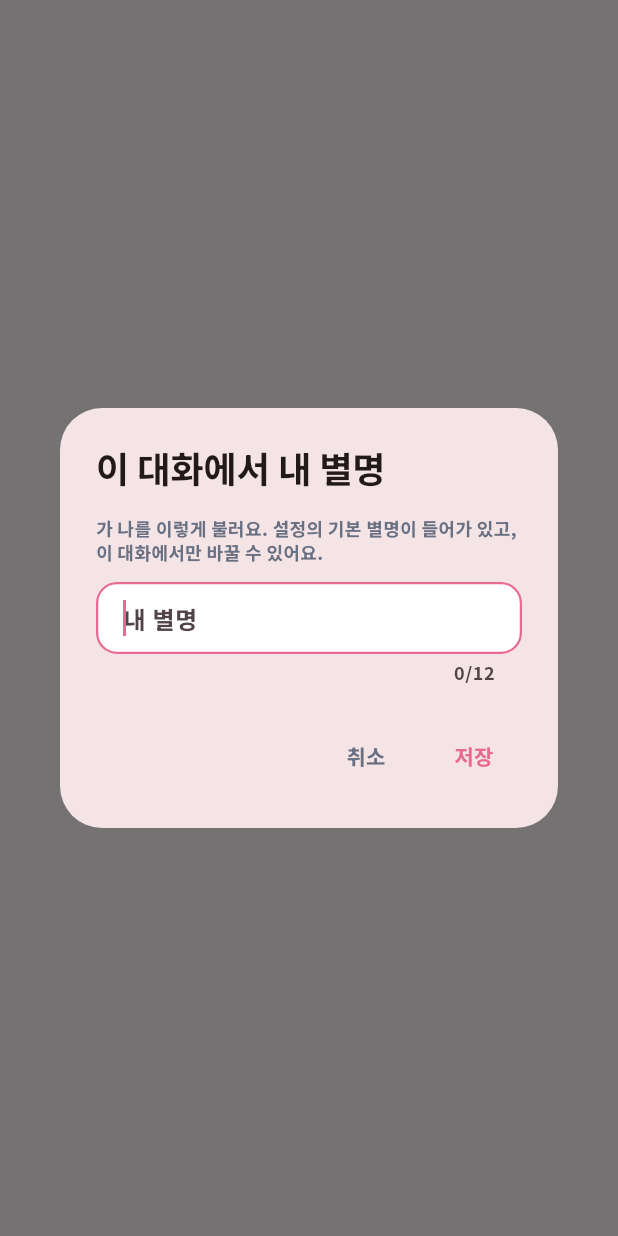
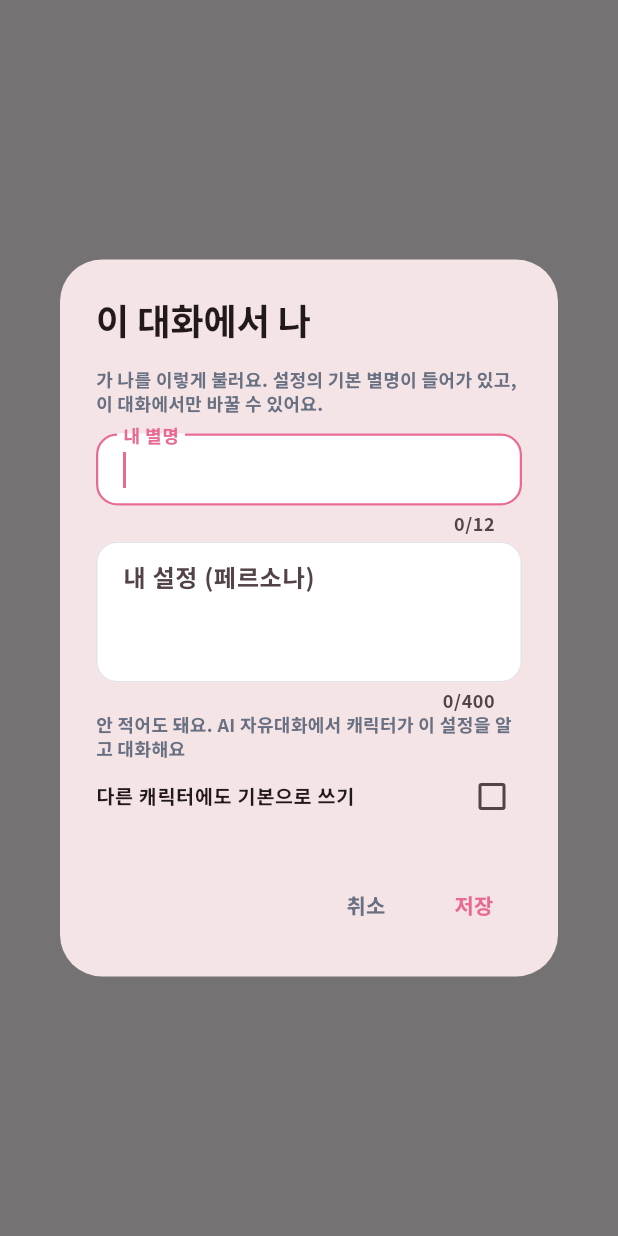
Before and after one commit to SirohaKR/mallangtalk, a Flutter app: what askChatNickname() shows on an empty page, opened directly with empty values, on a phone screen of 412 x 824 dp. Run offline on Flutter 3.47's test engine with Material 3 defaults, Android fonts, the phone set to English and light mode, and no system bars; our stand-ins replace dio, file_picker, flutter_riverpod, go_router, shared_preferences, web; missing offline and left inert: dart:js_interop; accounts and stored records are empty; statements that could not run were skipped; project files that could hold a hidden picture were left out.

Commit message:
대화 시작할 때 별명과 함께 내 설정(페르소나) 정하기
- 대화 시작 창에 '내 설정 (페르소나)' 칸 추가, '다른 캐릭터에도 기본으로 쓰기' 체크
- 캐릭터마다 persona_<id>로 저장 (PC·폰 연동 대상), 대화방 메뉴 '내 별명·설정'에서 고침
- 내 프로필(친구창·설정)에 기본 페르소나
- AI 자유대화 프롬프트에 유저 설정으로 넘김

Co-Authored-By: Claude Opus 5.5 (1M context) <noreply@anthropic.com>
Claude-Session: https://claude.ai/code/session_01FEgwA6uo8nXkwvX4zjYPKD

```diff
--- a/lib/core/network/claude_chat_client.dart
+++ b/lib/core/network/claude_chat_client.dart
@@ -85,6 +85,7 @@ class ClaudeChatClient {
     required List<String> newUserMessages,
     String userName = '너',
     String userIntro = '',
+    String userPersona = '',
     FreeTalkPace pace = FreeTalkPace.open,
     List<String> memories = const [],
   }) async {
@@ -108,7 +109,7 @@ class ClaudeChatClient {
 ${CharacterModel.fillUserName(character.aiCharacterSheet, userName)}
 
 [유저]
-이름(별명): $userName${userIntro.isNotEmpty ? '\n소개: $userIntro' : ''}
+이름(별명): $userName${userIntro.isNotEmpty ? '\n소개: $userIntro' : ''}${userPersona.isNotEmpty ? '\n유저 설정(페르소나, 캐릭터는 이 설정을 이미 알고 있는 것처럼 대한다):\n$userPersona' : ''}
 
 [현재 관계]
 ${character.name}에게 유저는 지금 "$stageLabel" 단계다.${currentEventTitle != null ? '\n지금 이야기 장면: "$currentEventTitle"' : ''}
--- a/lib/features/chat/chat_notifier.dart
+++ b/lib/features/chat/chat_notifier.dart
@@ -747,6 +747,7 @@ class ChatRoomNotifier extends FamilyNotifier<ChatRoomState, String> {
               stageLabel: _currentStageLabel(),
               userName: _nickname,
               userIntro: ref.read(userProfileProvider).intro,
+              userPersona: ref.read(chatPersonaProvider(arg)),
               currentEventTitle: state.currentEventId != null
                   ? _eventById(state.currentEventId!)?.title
                   : null,
--- a/lib/features/chat/chat_screen.dart
+++ b/lib/features/chat/chat_screen.dart
@@ -243,7 +243,7 @@ class _ChatScreenState extends ConsumerState<ChatScreen> {
             itemBuilder: (context) => [
               PopupMenuItem(
                 value: 'nickname',
-                child: Text('내 별명: ${ref.read(chatNicknameProvider(id))}'),
+                child: Text('내 별명·설정: ${ref.read(chatNicknameProvider(id))}'),
               ),
               const PopupMenuItem(value: 'tempo', child: Text('대화 속도')),
               const PopupMenuItem(value: 'restart', child: Text('처음부터 다시')),
--- a/lib/features/chat/start_chat.dart
+++ b/lib/features/chat/start_chat.dart
@@ -26,7 +26,7 @@ Future<void> openChat(BuildContext context, CharacterModel character) async {
   router.push('/chat/${character.id}');
 }
 
-/// 이 캐릭터와의 대화에서 불릴 내 별명을 묻고 저장합니다. 취소하면 null
+/// 이 캐릭터와의 대화에서 불릴 내 별명과 내 설정(페르소나)을 묻고 저장합니다. 취소하면 null
 Future<String?> askChatNickname(
   BuildContext context,
   CharacterModel character, {
@@ -35,14 +35,24 @@ Future<String?> askChatNickname(
   final container = ProviderScope.containerOf(context, listen: false);
   final current = container.read(chatPrefsProvider(character.id)).nickname ??
       container.read(userProfileProvider).nickname;
-  final result = await showDialog<String>(
+  final result = await showDialog<_ChatProfile>(
     context: context,
-    builder: (_) => _NicknameDialog(character: character, initial: current, isFirstTime: isFirstTime),
+    builder: (_) => _NicknameDialog(
+      character: character,
+      initial: current,
+      initialPersona: container.read(chatPersonaProvider(character.id)),
+      isFirstTime: isFirstTime,
+    ),
   );
   if (result == null) return null;
-  await container.read(chatPrefsProvider(character.id).notifier).setNickname(result);
-  return result;
+  final prefs = container.read(chatPrefsProvider(character.id).notifier);
+  await prefs.setNickname(result.nickname);
+  await prefs.setPersona(result.persona);
+  if (result.saveAsDefault) await container.read(userProfileProvider.notifier).savePersona(result.persona);
+  return result.nickname;
 }
+
+typedef _ChatProfile = ({String nickname, String persona, bool saveAsDefault});
 
 /// 캐릭터별 대화 속도 고르기
 Future<void> pickChatTempo(BuildContext context, CharacterModel character) {
@@ -95,12 +105,18 @@ Future<void> pickChatTempo(BuildContext context, CharacterModel character) {
   );
 }
 
-/// 별명 입력 창. 입력칸 컨트롤러를 창이 직접 들고 있다가 닫히는 애니메이션이 끝난 뒤 정리합니다.
+/// 별명·페르소나 입력 창. 입력칸 컨트롤러를 창이 직접 들고 있다가 닫히는 애니메이션이 끝난 뒤 정리합니다.
 class _NicknameDialog extends StatefulWidget {
-  const _NicknameDialog({required this.character, required this.initial, required this.isFirstTime});
+  const _NicknameDialog({
+    required this.character,
+    required this.initial,
+    required this.initialPersona,
+    required this.isFirstTime,
+  });
 
   final CharacterModel character;
   final String initial;
+  final String initialPersona;
   final bool isFirstTime;
 
   @override
@@ -109,26 +125,30 @@ class _NicknameDialog extends StatefulWidget {
 
 class _NicknameDialogState extends State<_NicknameDialog> {
   late final _controller = TextEditingController(text: widget.initial);
+  late final _persona = TextEditingController(text: widget.initialPersona);
+  bool _saveAsDefault = false;
   String? _error;
 
   @override
   void dispose() {
     _controller.dispose();
+    _persona.dispose();
     super.dispose();
   }
 
   void _submit() {
     final text = _controller.text.trim();
     if (text.isEmpty) return setState(() => _error = '별명을 적어 주세요');
-    Navigator.pop(context, text);
+    Navigator.pop<_ChatProfile>(context, (nickname: text, persona: _persona.text.trim(), saveAsDefault: _saveAsDefault));
   }
 
   @override
   Widget build(BuildContext context) {
     final name = widget.character.name;
     return AlertDialog(
-      title: Text(widget.isFirstTime ? '${josa(name, '과', '와')} 대화 시작' : '이 대화에서 내 별명'),
-      content: Column(
+      title: Text(widget.isFirstTime ? '${josa(name, '과', '와')} 대화 시작' : '이 대화에서 나'),
+      content: SingleChildScrollView(
+        child: Column(
           mainAxisSize: MainAxisSize.min,
           crossAxisAlignment: CrossAxisAlignment.stretch,
           children: [
@@ -141,10 +161,33 @@ class _NicknameDialogState extends State<_NicknameDialog> {
               controller: _controller,
               autofocus: true,
               maxLength: 12,
-            decoration: InputDecoration(hintText: '내 별명', errorText: _error),
+              decoration: InputDecoration(labelText: '내 별명', errorText: _error),
               onSubmitted: (_) => _submit(),
             ),
+            const SizedBox(height: 4),
+            TextField(
+              key: const ValueKey('persona_field'),
+              controller: _persona,
+              minLines: 3,
+              maxLines: 6,
+              maxLength: 400,
+              decoration: InputDecoration(
+                labelText: '내 설정 (페르소나)',
+                alignLabelWithHint: true,
+                hintText: '예: 24살, 같은 과 동기. 무뚝뚝한데 정이 많음. ${josa(name, '과', '와')}는 1년째 친구',
+                hintMaxLines: 3,
+              ),
+            ),
+            const Text('안 적어도 돼요. AI 자유대화에서 캐릭터가 이 설정을 알고 대화해요', style: AppTextStyles.systemNotice),
+            CheckboxListTile(
+              contentPadding: EdgeInsets.zero,
+              dense: true,
+              value: _saveAsDefault,
+              onChanged: (v) => setState(() => _saveAsDefault = v ?? false),
+              title: const Text('다른 캐릭터에도 기본으로 쓰기'),
+            ),
           ],
+        ),
       ),
       actions: [
         TextButton(
```
Also changed, not shown: lib/core/storage/local_store.dart (+8 -1 lines), lib/features/home/friends_screen.dart (+15 -1 lines), lib/features/settings/settings_screen.dart (+15 -1 lines), lib/features/settings/user_profile.dart (+33 -8 lines), 2 other files. Lines whose indentation alone changed are shown as unchanged.
